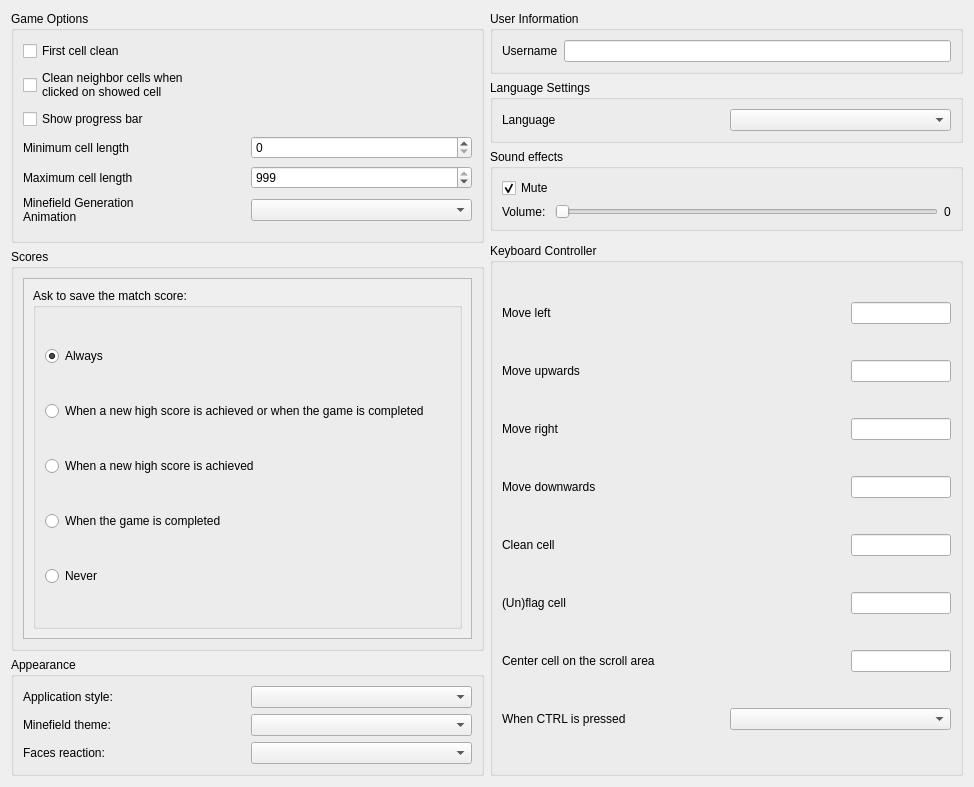
Old version of the form src/libreminespreferencesdialog.ui in the repository Bollos00/LibreMines.
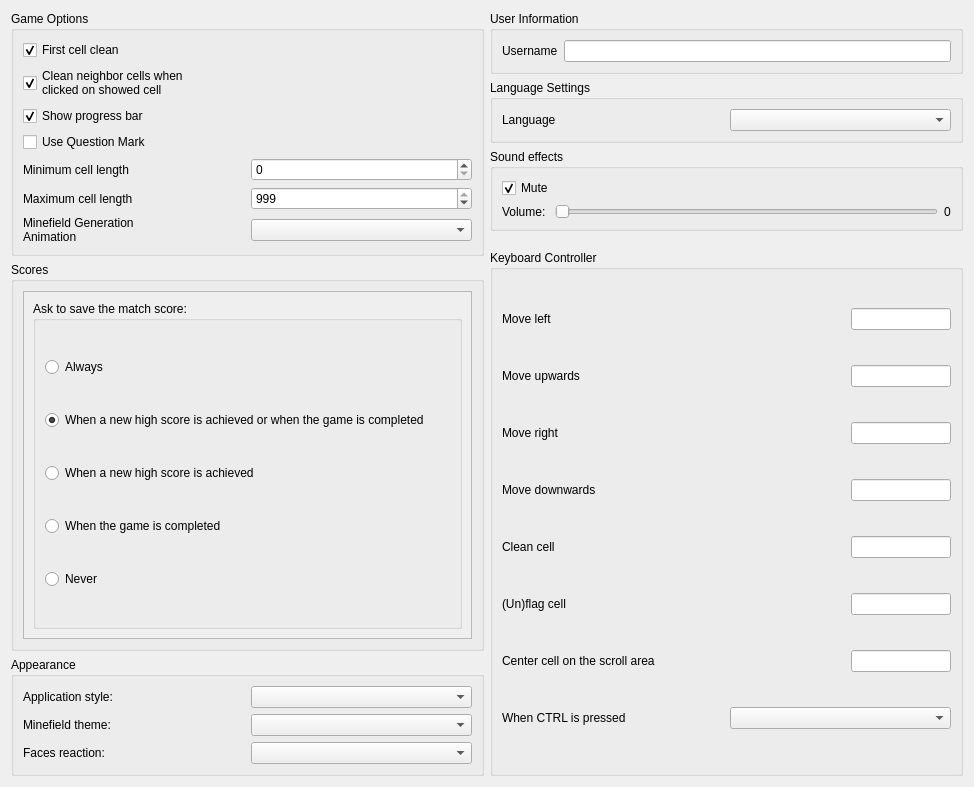
New version of the form. Custom widgets are drawn as their Qt base class.

Commit message: Improvements for question mark option

```diff
--- a/src/libreminespreferencesdialog.ui
+++ b/src/libreminespreferencesdialog.ui
@@ -25,6 +25,9 @@
         <property name="text">
          <string>First cell clean</string>
         </property>
+        <property name="checked">
+         <bool>true</bool>
+        </property>
        </widget>
       </item>
       <item>
@@ -33,6 +36,9 @@
          <string>Clean neighbor cells when
 clicked on showed cell</string>
         </property>
+        <property name="checked">
+         <bool>true</bool>
+        </property>
        </widget>
       </item>
       <item>
@@ -40,6 +46,16 @@
         <property name="text">
          <string>Show progress bar</string>
         </property>
+        <property name="checked">
+         <bool>true</bool>
+        </property>
+       </widget>
+      </item>
+      <item>
+       <widget class="QCheckBox" name="cbUseQuestionMark">
+        <property name="text">
+         <string>Use Question Mark</string>
+        </property>
        </widget>
       </item>
       <item>
@@ -193,7 +209,7 @@
            <x>0</x>
            <y>0</y>
            <width>570</width>
-           <height>240</height>
+           <height>237</height>
           </rect>
          </property>
          <layout class="QVBoxLayout" name="verticalLayout_7">
@@ -209,7 +225,7 @@
                 <string>Always</string>
                </property>
                <property name="checked">
-                <bool>true</bool>
+                <bool>false</bool>
                </property>
               </widget>
              </item>
@@ -218,6 +234,9 @@
                <property name="text">
                 <string>When a new high score is achieved or when the game is completed</string>
                </property>
+               <property name="checked">
+                <bool>true</bool>
+               </property>
               </widget>
              </item>
              <item>
```
Left out of the diff: 2 changed lines with no effect on the pictures. The commit also changes 16 other files.
